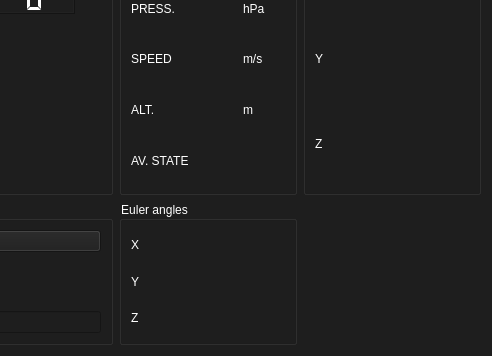
Old version of the form UI/ui_file/press_alt.ui in the repository MorgesHAB/ERT2020GS; both pictures show x 452 to 944 and y 445 to 801 of the 944 by 801 pixel window.
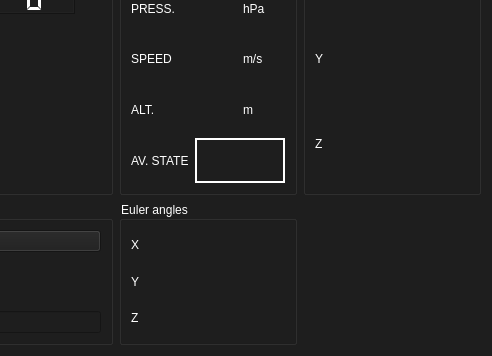
New version of the form. Icons and pictures are not drawn.

```diff
--- a/UI/ui_file/press_alt.ui
+++ b/UI/ui_file/press_alt.ui
@@ -474,9 +474,15 @@
       </item>
       <item row="4" column="1" colspan="2">
        <widget class="QLabel" name="avionics_state_panel">
+        <property name="frameShape">
+         <enum>QFrame::WinPanel</enum>
+        </property>
         <property name="text">
          <string/>
         </property>
+        <property name="alignment">
+         <set>Qt::AlignCenter</set>
+        </property>
        </widget>
       </item>
      </layout>
```
Left out of the diff: 9 changed lines with no effect on the pictures.
